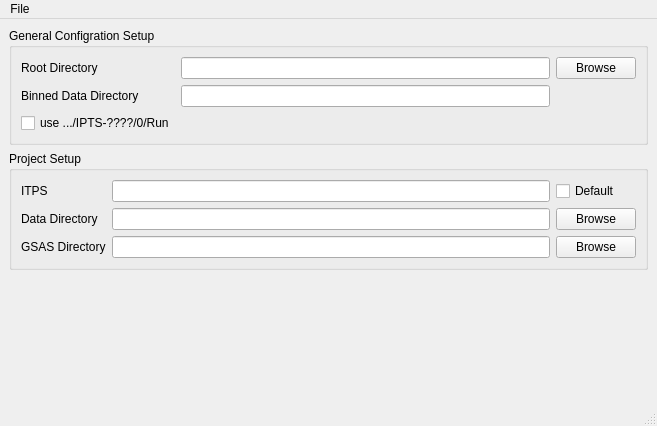
Old version of the form src/interface/gui/ui_ConfigWindow.ui in the repository neutrons/PyVDrive.
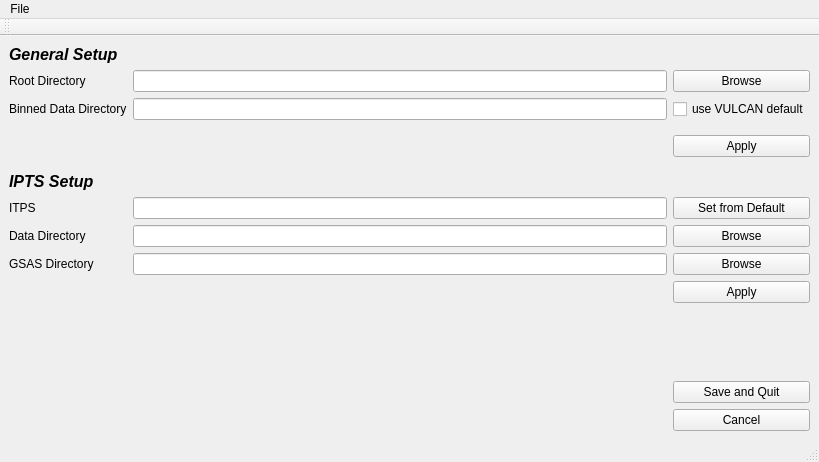
New version of the form.

```diff
--- a/src/interface/gui/ui_ConfigWindow.ui
+++ b/src/interface/gui/ui_ConfigWindow.ui
@@ -6,123 +6,146 @@
    <rect>
     <x>0</x>
     <y>0</y>
-    <width>657</width>
-    <height>426</height>
+    <width>819</width>
+    <height>462</height>
    </rect>
   </property>
   <property name="windowTitle">
    <string>MainWindow</string>
   </property>
   <widget class="QWidget" name="centralwidget">
-   <layout class="QVBoxLayout" name="verticalLayout">
-    <item>
-     <widget class="QGroupBox" name="groupBox">
-      <property name="title">
-       <string>General Configration Setup</string>
+   <layout class="QGridLayout" name="gridLayout">
+    <item row="8" column="5">
+     <widget class="QPushButton" name="pushButton_browseIPTSDataDir">
+      <property name="text">
+       <string>Browse</string>
       </property>
-      <layout class="QGridLayout" name="gridLayout_2">
-       <item row="1" column="0">
-        <widget class="QLabel" name="label_5">
-         <property name="text">
-          <string>Binned Data Directory</string>
-         </property>
-        </widget>
-       </item>
-       <item row="0" column="0">
-        <widget class="QLabel" name="label_4">
-         <property name="text">
-          <string>Root Directory</string>
-         </property>
-        </widget>
-       </item>
-       <item row="1" column="2">
-        <widget class="QLineEdit" name="lineEdit_relativeBinned"/>
-       </item>
-       <item row="0" column="2">
-        <widget class="QLineEdit" name="lineEdit_rootDir"/>
-       </item>
-       <item row="0" column="3">
-        <widget class="QPushButton" name="pushButton_browseRootDir">
-         <property name="text">
-          <string>Browse</string>
-         </property>
-        </widget>
-       </item>
-       <item row="3" column="0">
-        <widget class="QCheckBox" name="checkBox_runAccessMode">
-         <property name="text">
-          <string>use .../IPTS-????/0/Run</string>
-         </property>
-        </widget>
-       </item>
-      </layout>
      </widget>
     </item>
-    <item>
-     <widget class="QGroupBox" name="groupBox_2">
-      <property name="title">
-       <string>Project Setup</string>
+    <item row="2" column="2">
+     <widget class="QLineEdit" name="lineEdit_relativeBinned"/>
+    </item>
+    <item row="2" column="5">
+     <widget class="QCheckBox" name="checkBox_useDefaultBinDir">
+      <property name="text">
+       <string>use VULCAN default</string>
       </property>
-      <layout class="QGridLayout" name="gridLayout">
-       <item row="1" column="2">
-        <widget class="QPushButton" name="pushButton_browseIPTSDataDir">
-         <property name="text">
-          <string>Browse</string>
-         </property>
-        </widget>
-       </item>
-       <item row="1" column="0">
-        <widget class="QLabel" name="label_2">
-         <property name="text">
-          <string>Data Directory</string>
-         </property>
-        </widget>
-       </item>
-       <item row="0" column="1">
-        <widget class="QLineEdit" name="lineEdit_IPTS"/>
-       </item>
-       <item row="1" column="1">
-        <widget class="QLineEdit" name="lineEdit_iptsDataDir"/>
-       </item>
-       <item row="3" column="1">
-        <widget class="QLineEdit" name="lineEdit_iptsGssDir"/>
-       </item>
-       <item row="3" column="0">
-        <widget class="QLabel" name="label_3">
-         <property name="text">
-          <string>GSAS Directory</string>
-         </property>
-        </widget>
-       </item>
-       <item row="0" column="0">
-        <widget class="QLabel" name="label">
-         <property name="text">
-          <string>ITPS</string>
-         </property>
-        </widget>
-       </item>
-       <item row="3" column="2">
-        <widget class="QPushButton" name="pushButton_browseBinnedData">
-         <property name="text">
-          <string>Browse</string>
-         </property>
-        </widget>
-       </item>
-       <item row="0" column="2">
-        <widget class="QCheckBox" name="checkBox_useDefaultIPTS">
-         <property name="text">
-          <string>Default</string>
-         </property>
-        </widget>
-       </item>
-      </layout>
      </widget>
     </item>
-    <item>
+    <item row="0" column="0">
+     <widget class="QLabel" name="label_6">
+      <property name="font">
+       <font>
+        <pointsize>12</pointsize>
+        <weight>75</weight>
+        <italic>true</italic>
+        <bold>true</bold>
+       </font>
+      </property>
+      <property name="text">
+       <string>General Setup</string>
+      </property>
+     </widget>
+    </item>
+    <item row="11" column="5">
+     <widget class="QPushButton" name="pushButton_applyIPTS">
+      <property name="text">
+       <string>Apply</string>
+      </property>
+     </widget>
+    </item>
+    <item row="3" column="5">
+     <widget class="QPushButton" name="pushButton_global">
+      <property name="text">
+       <string>Apply</string>
+      </property>
+     </widget>
+    </item>
+    <item row="3" column="0">
+     <spacer name="verticalSpacer_2">
+      <property name="orientation">
+       <enum>Qt::Vertical</enum>
+      </property>
+      <property name="sizeType">
+       <enum>QSizePolicy::Preferred</enum>
+      </property>
+      <property name="sizeHint" stdset="0">
+       <size>
+        <width>20</width>
+        <height>40</height>
+       </size>
+      </property>
+     </spacer>
+    </item>
+    <item row="8" column="2">
+     <widget class="QLineEdit" name="lineEdit_iptsDataDir"/>
+    </item>
+    <item row="12" column="0">
+     <spacer name="verticalSpacer_3">
+      <property name="orientation">
+       <enum>Qt::Vertical</enum>
+      </property>
+      <property name="sizeHint" stdset="0">
+       <size>
+        <width>20</width>
+        <height>40</height>
+       </size>
+      </property>
+     </spacer>
+    </item>
+    <item row="16" column="5">
+     <widget class="QPushButton" name="pushButton_cancelQuit">
+      <property name="text">
+       <string>Cancel</string>
+      </property>
+     </widget>
+    </item>
+    <item row="9" column="5">
+     <widget class="QPushButton" name="pushButton_browseBinnedData">
+      <property name="text">
+       <string>Browse</string>
+      </property>
+     </widget>
+    </item>
+    <item row="1" column="5">
+     <widget class="QPushButton" name="pushButton_browseRootDir">
+      <property name="text">
+       <string>Browse</string>
+      </property>
+     </widget>
+    </item>
+    <item row="1" column="2">
+     <widget class="QLineEdit" name="lineEdit_rootDir"/>
+    </item>
+    <item row="2" column="0">
+     <widget class="QLabel" name="label_5">
+      <property name="text">
+       <string>Binned Data Directory</string>
+      </property>
+     </widget>
+    </item>
+    <item row="1" column="0">
+     <widget class="QLabel" name="label_4">
+      <property name="text">
+       <string>Root Directory</string>
+      </property>
+     </widget>
+    </item>
+    <item row="7" column="0">
+     <widget class="QLabel" name="label">
+      <property name="text">
+       <string>ITPS</string>
+      </property>
+     </widget>
+    </item>
+    <item row="12" column="5">
      <spacer name="verticalSpacer">
       <property name="orientation">
        <enum>Qt::Vertical</enum>
       </property>
+      <property name="sizeType">
+       <enum>QSizePolicy::Preferred</enum>
+      </property>
       <property name="sizeHint" stdset="0">
        <size>
         <width>20</width>
@@ -131,6 +154,55 @@
       </property>
      </spacer>
     </item>
+    <item row="7" column="2">
+     <widget class="QLineEdit" name="lineEdit_IPTS"/>
+    </item>
+    <item row="7" column="5">
+     <widget class="QPushButton" name="pushButton_setIPTSfromDefault">
+      <property name="text">
+       <string>Set from Default</string>
+      </property>
+     </widget>
+    </item>
+    <item row="9" column="0">
+     <widget class="QLabel" name="label_3">
+      <property name="text">
+       <string>GSAS Directory</string>
+      </property>
+     </widget>
+    </item>
+    <item row="4" column="0">
+     <widget class="QLabel" name="label_7">
+      <property name="font">
+       <font>
+        <pointsize>12</pointsize>
+        <weight>75</weight>
+        <italic>true</italic>
+        <bold>true</bold>
+       </font>
+      </property>
+      <property name="text">
+       <string>IPTS Setup</string>
+      </property>
+     </widget>
+    </item>
+    <item row="13" column="5">
+     <widget class="QPushButton" name="pushButton_saveQuit">
+      <property name="text">
+       <string>Save and Quit</string>
+      </property>
+     </widget>
+    </item>
+    <item row="8" column="0">
+     <widget class="QLabel" name="label_2">
+      <property name="text">
+       <string>Data Directory</string>
+      </property>
+     </widget>
+    </item>
+    <item row="9" column="2">
+     <widget class="QLineEdit" name="lineEdit_iptsGssDir"/>
+    </item>
    </layout>
   </widget>
   <widget class="QMenuBar" name="menubar">
@@ -138,8 +210,8 @@
     <rect>
      <x>0</x>
      <y>0</y>
-     <width>657</width>
-     <height>22</height>
+     <width>819</width>
+     <height>25</height>
     </rect>
    </property>
    <widget class="QMenu" name="menuFile">
@@ -154,6 +226,17 @@
    <addaction name="menuFile"/>
   </widget>
   <widget class="QStatusBar" name="statusbar"/>
+  <widget class="QToolBar" name="toolBar">
+   <property name="windowTitle">
+    <string>toolBar</string>
+   </property>
+   <attribute name="toolBarArea">
+    <enum>TopToolBarArea</enum>
+   </attribute>
+   <attribute name="toolBarBreak">
+    <bool>false</bool>
+   </attribute>
+  </widget>
   <action name="actionQuit">
    <property name="text">
     <string>Quit</string>
```
Left out of the diff: 3 changed lines with no effect on the pictures.
